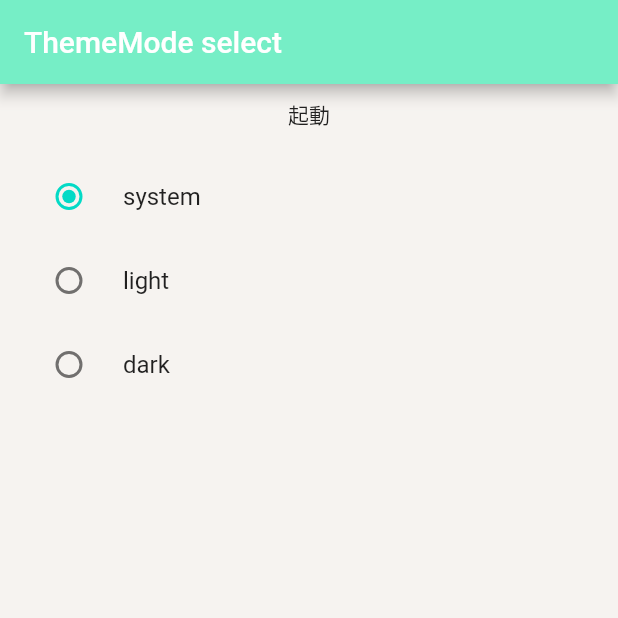
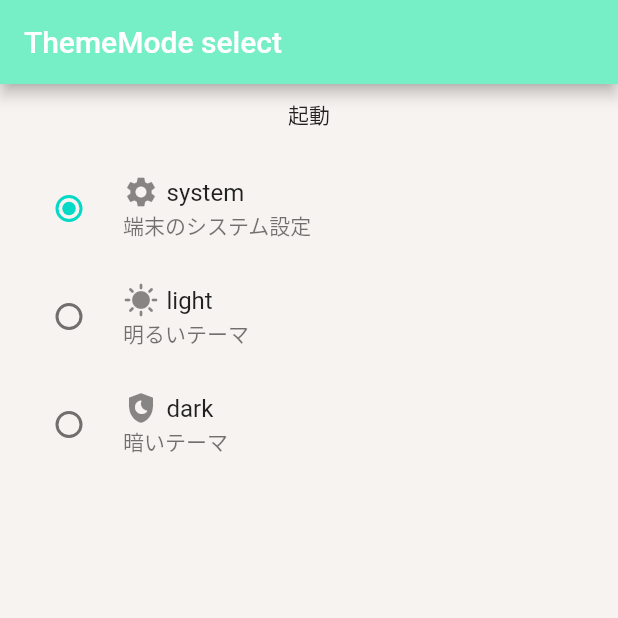
Before and after one commit to trm11tkr/theme-selector, a Flutter app: the screen it shows after launch, on a phone screen of 412 x 824 dp, the top half of it. Run offline on Flutter 3.47's test engine with Material 2 defaults, Android fonts, the phone set to English and light mode, and no system bars; our stand-ins replace flutter_riverpod, shared_preferences.

Commit message:
ThemeModeの拡張

```diff
--- a/lib/main.dart
+++ b/lib/main.dart
@@ -3,6 +3,7 @@ import 'package:flutter/material.dart';
 import 'package:flutter_riverpod/flutter_riverpod.dart';
 import 'package:shared_preferences/shared_preferences.dart';
 import 'package:theme_selector/provider/shared_preferences_provider.dart';
+import 'package:theme_selector/theme_selector/theme_mode_ext.dart';
 import 'package:theme_selector/theme_selector/my_theme_data.dart';
 import 'package:theme_selector/theme_selector/theme_selector_provider.dart';
 
@@ -70,7 +71,15 @@ class HomePage extends ConsumerWidget {
                       ref.watch(messageProvider.notifier).update((state) => describeEnum(themeMode));
                       themeSelector.changeAndSave(newTheme!);
                     },
-                    title: Text(describeEnum(themeMode)),
+
+                    title: Row(
+                      children: [
+                        Icon(themeMode.iconData),
+                        const SizedBox(width: 5,),
+                        Text(describeEnum(themeMode)),
+                      ],
+                    ),
+                    subtitle: Text(themeMode.subtitle),
                   );
                 },
               ),
```
Also changed, not shown: lib/theme_selector/theme_mode_ext.dart (added, +27 -0 lines).
